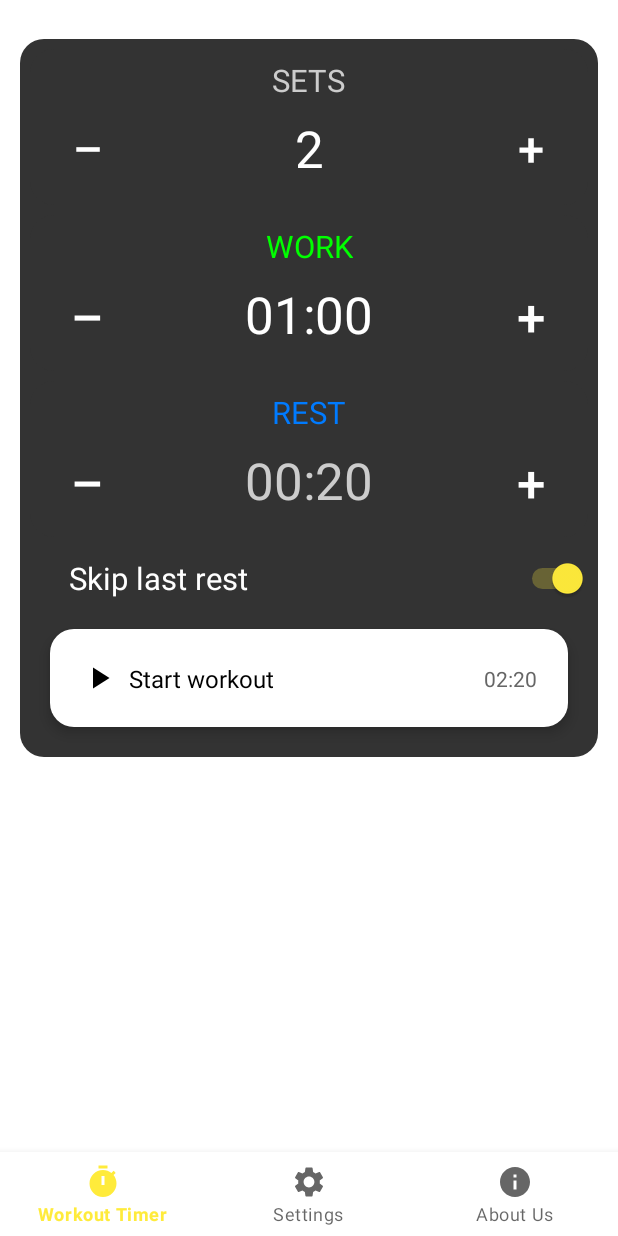
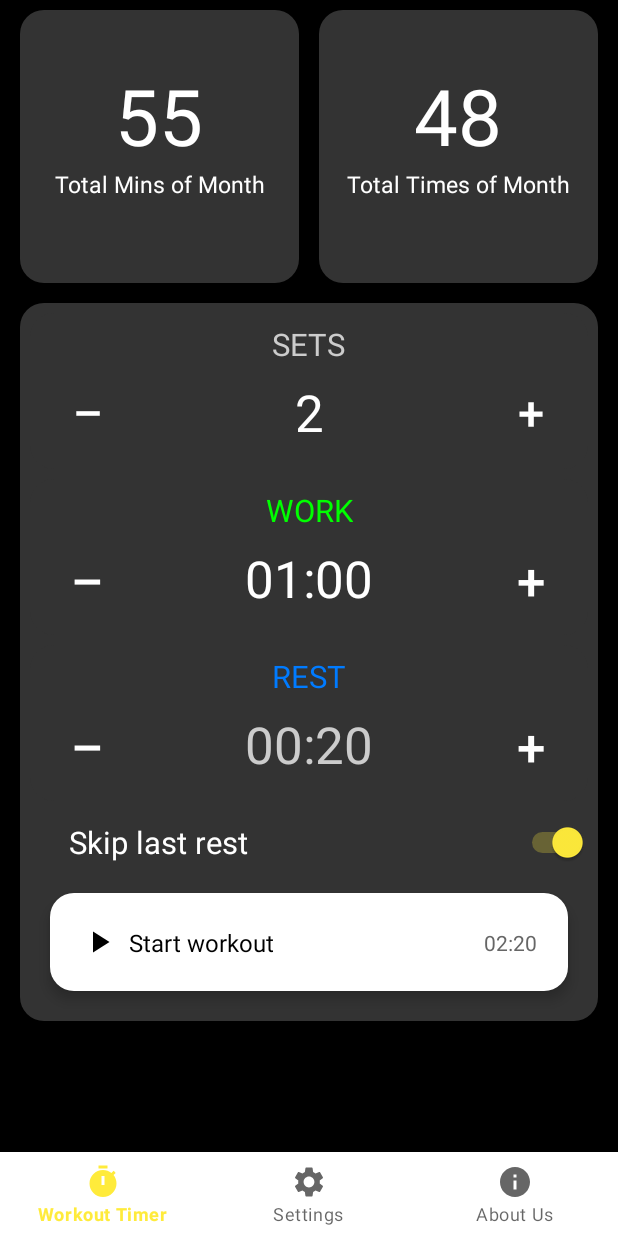
Before and after one commit to AmirNorouzpour/WorkoutTimer, an Android app: the screen it shows after launch (MainActivity), on a phone screen of 412 x 824 dp. Run offline under Robolectric (Android 15) with nearby library versions, the phone set to English and light mode, and no system bars; our stand-ins replace navigation-ui, sdp/ssp sizes.

Commit message:
add Dashboard

```diff
--- a/app/build.gradle
+++ b/app/build.gradle
@@ -42,6 +42,7 @@ dependencies {
     implementation libs.navigation.ui
     implementation libs.activity
     implementation libs.sdp
+    implementation libs.grid
 
 
     testImplementation libs.junit
--- a/app/src/main/res/layout/activity_main.xml
+++ b/app/src/main/res/layout/activity_main.xml
@@ -4,6 +4,7 @@
     android:id="@+id/container"
     android:layout_width="match_parent"
     android:layout_height="match_parent"
+    android:background="#000000"
     android:paddingTop="0dp">
 
     <com.google.android.material.bottomnavigation.BottomNavigationView
--- a/app/src/main/res/layout/fragment_home.xml
+++ b/app/src/main/res/layout/fragment_home.xml
@@ -6,11 +6,103 @@
     android:layout_height="match_parent"
     android:layout_marginLeft="@dimen/_5sdp"
     android:layout_marginRight="@dimen/_5sdp"
-    android:layout_marginTop="@dimen/_20sdp"
     tools:context=".ui.home.HomeFragment">
 
-    <LinearLayout xmlns:android="http://schemas.android.com/apk/res/android"
-        xmlns:app="http://schemas.android.com/apk/res-auto"
+    <LinearLayout
+        android:layout_width="match_parent"
+        android:layout_height="wrap_content"
+        android:orientation="vertical"
+        android:weightSum="100">
+
+        <LinearLayout
+            android:layout_width="match_parent"
+            android:layout_height="@dimen/_150sdp"
+            android:orientation="horizontal">
+
+            <androidx.gridlayout.widget.GridLayout
+                android:id="@+id/box_container"
+                android:layout_width="match_parent"
+                android:layout_height="match_parent"
+                app:columnCount="2"
+                app:rowCount="1">
+
+
+                <LinearLayout
+                    android:layout_width="0dp"
+                    android:layout_height="0dp"
+                    android:layout_margin="@dimen/_5sdp"
+                    android:background="@drawable/background_rounded"
+                    android:orientation="vertical"
+                    app:layout_columnWeight="1"
+                    app:layout_rowWeight="1">
+
+                    <TextView
+                        android:layout_width="match_parent"
+                        android:layout_height="wrap_content"
+                        android:text=""
+                        android:textAlignment="center"
+                        android:textColor="#fff"
+                        android:textSize="@dimen/_20sdp" />
+
+                    <TextView
+                        android:layout_width="match_parent"
+                        android:layout_height="wrap_content"
+                        android:text="55"
+                        android:textAlignment="center"
+                        android:textColor="#fff"
+                        android:textSize="@dimen/_40sdp" />
+
+                    <TextView
+                        android:layout_width="match_parent"
+                        android:layout_height="wrap_content"
+                        android:text="Total Mins of Month"
+                        android:textAlignment="center"
+                        android:textColor="#fff"
+                        android:textSize="@dimen/_12sdp" />
+
+                </LinearLayout>
+
+                <LinearLayout
+                    android:layout_width="0dp"
+                    android:layout_height="0dp"
+                    android:layout_margin="@dimen/_5sdp"
+                    android:background="@drawable/background_rounded"
+                    android:orientation="vertical"
+                    app:layout_columnWeight="1"
+                    app:layout_rowWeight="1">
+
+                    <TextView
+                        android:layout_width="match_parent"
+                        android:layout_height="wrap_content"
+                        android:text=""
+                        android:textAlignment="center"
+                        android:textColor="#fff"
+                        android:textSize="@dimen/_20sdp" />
+
+                    <TextView
+                        android:layout_width="match_parent"
+                        android:layout_height="wrap_content"
+                        android:text="48"
+                        android:textAlignment="center"
+                        android:textColor="#fff"
+                        android:textSize="@dimen/_40sdp" />
+
+                    <TextView
+                        android:layout_width="match_parent"
+                        android:layout_height="wrap_content"
+                        android:text="Total Times of Month"
+                        android:textAlignment="center"
+                        android:textColor="#fff"
+                        android:textSize="@dimen/_12sdp" />
+
+                </LinearLayout>
+
+            </androidx.gridlayout.widget.GridLayout>
+
+
+        </LinearLayout>
+
+        <LinearLayout
             android:layout_width="match_parent"
             android:layout_height="wrap_content"
             android:layout_margin="@dimen/_5sdp"
@@ -217,8 +309,8 @@
                     android:layout_width="0dp"
                     android:layout_height="wrap_content"
                     android:layout_weight="1"
+                    android:paddingLeft="@dimen/_20sdp"
                     android:text="Skip last rest"
-                android:paddingLeft="@dimen/_20sdp"
                     android:textColor="#FFFFFF"
                     android:textSize="@dimen/_16sdp" />
 
@@ -237,10 +329,10 @@
                 android:id="@+id/start"
                 android:layout_width="match_parent"
                 android:layout_height="wrap_content"
+                android:layout_margin="@dimen/_10sdp"
                 android:layout_marginTop="@dimen/_20sdp"
                 android:background="@drawable/background_rounded_white"
                 android:clickable="true"
-            android:layout_margin="@dimen/_10sdp"
                 android:elevation="@dimen/_4sdp"
                 android:padding="@dimen/_16sdp"
                 tools:ignore="MissingConstraints">
@@ -286,4 +378,7 @@
 
         </LinearLayout>
 
+    </LinearLayout>
+
+
 </androidx.constraintlayout.widget.ConstraintLayout>
--- a/app/src/main/res/values-night/themes.xml
+++ b/app/src/main/res/values-night/themes.xml
@@ -3,7 +3,7 @@
     <style name="Theme.WorkoutTimer" parent="Theme.MaterialComponents.DayNight.DarkActionBar">
         <!-- تغییر رنگ‌های اصلی پروژه -->
         <item name="colorPrimary">#FFEB3B</item>
-        <item name="colorPrimaryVariant">#666666</item>
+        <item name="colorPrimaryVariant">#000000</item>
         <item name="colorAccent">#FFEB3B</item> <!-- سبز به جای صورتی -->
         <item name="android:colorControlActivated">#FFEB3B</item> <!-- برای Switch و RadioButton -->
     </style>
--- a/app/src/main/res/values/themes.xml
+++ b/app/src/main/res/values/themes.xml
@@ -3,7 +3,7 @@
     <style name="Theme.WorkoutTimer" parent="Theme.MaterialComponents.DayNight.DarkActionBar">
         <!-- تغییر رنگ‌های اصلی پروژه -->
         <item name="colorPrimary">#FFEB3B</item>
-        <item name="colorPrimaryVariant">#666666</item>
+        <item name="colorPrimaryVariant">#000000</item>
         <item name="colorAccent">#FFEB3B</item> <!-- سبز به جای صورتی -->
         <item name="android:colorControlActivated">#FFEB3B</item> <!-- برای Switch و RadioButton -->
     </style>
--- a/gradle/libs.versions.toml
+++ b/gradle/libs.versions.toml
@@ -25,6 +25,7 @@ navigation-fragment = { group = "androidx.navigation", name = "navigation-fragme
 navigation-ui = { group = "androidx.navigation", name = "navigation-ui", version.ref = "navigationUi" }
 activity = { group = "androidx.activity", name = "activity", version.ref = "activity" }
 sdp ='com.intuit.sdp:sdp-android:1.1.1'
+grid = 'androidx.gridlayout:gridlayout:1.0.0'
 
 
 [plugins]
```
Lines whose indentation alone changed are shown as unchanged.
